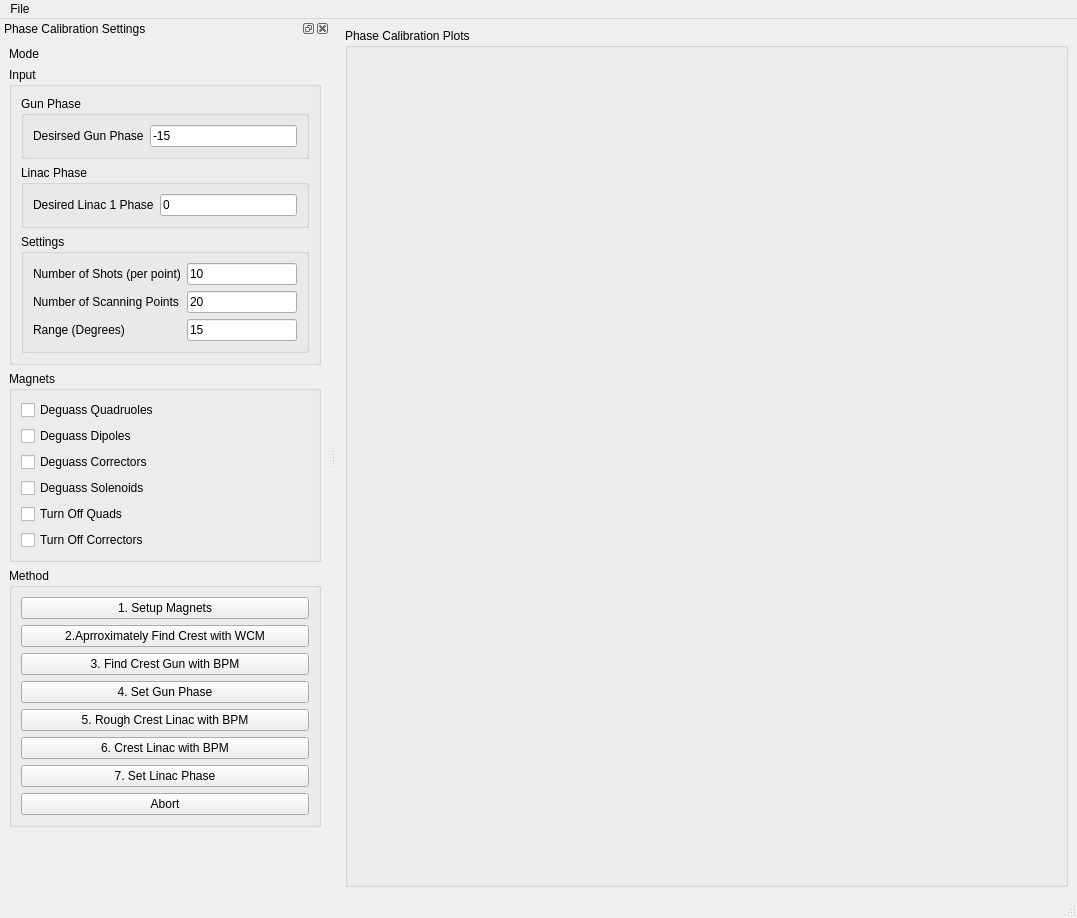
Above: Apps/AutoPhaseCalib/view/view.ui from VELA-CLARA-software/Software before the change. Below: the same form after it.
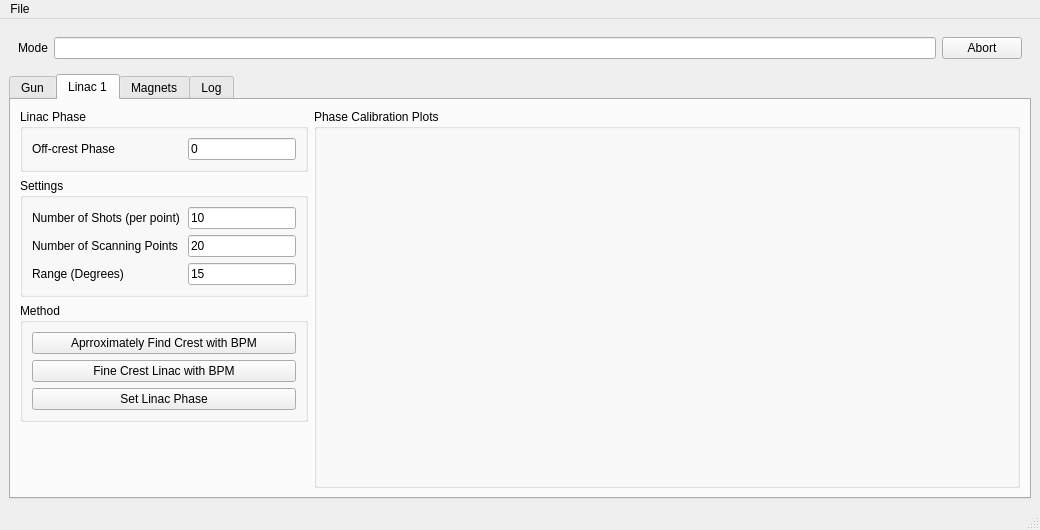
That is the form after the change. The open tabs and pages were chosen to show the change. Icons and pictures are not drawn.

The edit to the form file:
```diff
--- a/Apps/AutoPhaseCalib/view/view.ui
+++ b/Apps/AutoPhaseCalib/view/view.ui
@@ -6,8 +6,8 @@
    <rect>
     <x>0</x>
     <y>0</y>
-    <width>1077</width>
-    <height>918</height>
+    <width>1040</width>
+    <height>530</height>
    </rect>
   </property>
   <property name="sizePolicy">
@@ -26,75 +26,10 @@
    <string>Phase Calibration</string>
   </property>
   <widget class="QWidget" name="centralwidget">
-   <layout class="QFormLayout" name="formLayout_3">
-    <item row="0" column="0" colspan="2">
-     <widget class="QGroupBox" name="groupBox_plots">
-      <property name="sizePolicy">
-       <sizepolicy hsizetype="Preferred" vsizetype="Expanding">
-        <horstretch>0</horstretch>
-        <verstretch>0</verstretch>
-       </sizepolicy>
-      </property>
-      <property name="title">
-       <string>Phase Calibration Plots</string>
-      </property>
-      <layout class="QVBoxLayout" name="plotLayout">
-       <item>
-        <layout class="QGridLayout" name="gridLayout"/>
-       </item>
-      </layout>
-     </widget>
-    </item>
-   </layout>
-  </widget>
-  <widget class="QMenuBar" name="menubar">
-   <property name="geometry">
-    <rect>
-     <x>0</x>
-     <y>0</y>
-     <width>1077</width>
-     <height>21</height>
-    </rect>
-   </property>
-   <widget class="QMenu" name="menuFile">
-    <property name="title">
-     <string>File</string>
-    </property>
-    <addaction name="actionSave_Calibation_Data"/>
-   </widget>
-   <addaction name="menuFile"/>
-  </widget>
-  <widget class="QStatusBar" name="statusbar"/>
-  <widget class="QDockWidget" name="dockWidget">
-   <property name="sizePolicy">
-    <sizepolicy hsizetype="Minimum" vsizetype="Fixed">
-     <horstretch>0</horstretch>
-     <verstretch>0</verstretch>
-    </sizepolicy>
-   </property>
-   <property name="minimumSize">
-    <size>
-     <width>330</width>
-     <height>789</height>
-    </size>
-   </property>
-   <property name="floating">
-    <bool>false</bool>
-   </property>
-   <property name="windowTitle">
-    <string>Phase Calibration Settings</string>
-   </property>
-   <attribute name="dockWidgetArea">
-    <number>1</number>
-   </attribute>
-   <widget class="QWidget" name="dockWidgetContents">
-    <property name="sizePolicy">
-     <sizepolicy hsizetype="Preferred" vsizetype="Fixed">
-      <horstretch>0</horstretch>
-      <verstretch>0</verstretch>
-     </sizepolicy>
-    </property>
-    <layout class="QVBoxLayout" name="verticalLayout">
+   <layout class="QGridLayout" name="centralWidgetLayout">
+    <item row="1" column="0">
+     <widget class="QWidget" name="widget_3" native="true">
+      <layout class="QHBoxLayout" name="horizontalLayout">
      <item>
       <widget class="QLabel" name="label_MODE">
        <property name="sizePolicy">
@@ -115,18 +50,90 @@
       </widget>
      </item>
      <item>
-      <widget class="QGroupBox" name="groupBox_input">
+        <widget class="QLineEdit" name="lineEdit"/>
+       </item>
+       <item>
+        <widget class="QPushButton" name="abortButton">
+         <property name="maximumSize">
+          <size>
+           <width>200</width>
+           <height>16777215</height>
+          </size>
+         </property>
+         <property name="text">
+          <string>Abort</string>
+         </property>
+        </widget>
+       </item>
+      </layout>
+     </widget>
+    </item>
+    <item row="3" column="0">
+     <widget class="QTabWidget" name="tabWidget">
        <property name="sizePolicy">
-        <sizepolicy hsizetype="Preferred" vsizetype="Preferred">
+       <sizepolicy hsizetype="Expanding" vsizetype="Expanding">
+        <horstretch>0</horstretch>
+        <verstretch>0</verstretch>
+       </sizepolicy>
+      </property>
+      <property name="currentIndex">
+       <number>0</number>
+      </property>
+      <widget class="QWidget" name="gunTab">
+       <attribute name="icon">
+        <iconset>
+         <normaloff>../../../Resources/Icons/pistol.png</normaloff>../../../Resources/Icons/pistol.png</iconset>
+       </attribute>
+       <attribute name="title">
+        <string>Gun</string>
+       </attribute>
+       <layout class="QGridLayout" name="gunTabLayout">
+        <item row="2" column="0">
+         <widget class="QGroupBox" name="groupBox_methodGun">
+          <property name="sizePolicy">
+           <sizepolicy hsizetype="Preferred" vsizetype="Fixed">
          <horstretch>0</horstretch>
          <verstretch>0</verstretch>
         </sizepolicy>
        </property>
        <property name="title">
-        <string>Input</string>
-       </property>
-       <layout class="QGridLayout" name="gridLayout_2">
-        <item row="5" column="0" colspan="3">
+           <string>Method</string>
+          </property>
+          <layout class="QVBoxLayout" name="verticalLayout_5">
+           <item>
+            <widget class="QPushButton" name="crestGunWCMButton">
+             <property name="text">
+              <string>Aprroximately Find Crest with WCM</string>
+             </property>
+             <property name="checked">
+              <bool>false</bool>
+             </property>
+            </widget>
+           </item>
+           <item>
+            <widget class="QPushButton" name="crestGunBPM">
+             <property name="text">
+              <string>Fine Crest Gun with BPM</string>
+             </property>
+             <property name="checked">
+              <bool>false</bool>
+             </property>
+            </widget>
+           </item>
+           <item>
+            <widget class="QPushButton" name="setGunPhaseButton">
+             <property name="text">
+              <string>Set Gun Phase</string>
+             </property>
+             <property name="checked">
+              <bool>false</bool>
+             </property>
+            </widget>
+           </item>
+          </layout>
+         </widget>
+        </item>
+        <item row="1" column="0">
          <widget class="QGroupBox" name="groupBox_2">
           <property name="sizePolicy">
            <sizepolicy hsizetype="Preferred" vsizetype="Fixed">
@@ -143,6 +150,12 @@
            </property>
            <item row="0" column="0">
             <widget class="QLabel" name="label_3">
+             <property name="minimumSize">
+              <size>
+               <width>150</width>
+               <height>0</height>
+              </size>
+             </property>
              <property name="text">
               <string>Number of Shots (per point)</string>
              </property>
@@ -172,50 +185,35 @@
            <item row="2" column="0">
             <widget class="QLabel" name="label_4">
              <property name="text">
-              <string>Range (Degrees)</string>
+              <string>Range (Degrees) plus/minus</string>
              </property>
             </widget>
            </item>
            <item row="2" column="1">
             <widget class="QLineEdit" name="rangeSet">
              <property name="text">
-              <string>15</string>
+              <string>20</string>
              </property>
             </widget>
            </item>
           </layout>
          </widget>
         </item>
-        <item row="4" column="0" colspan="3">
-         <widget class="QGroupBox" name="groupBox_3">
+        <item row="0" column="1" rowspan="4">
+         <widget class="QGroupBox" name="groupBox_plotsGun">
           <property name="sizePolicy">
-           <sizepolicy hsizetype="Preferred" vsizetype="Fixed">
-            <horstretch>0</horstretch>
+           <sizepolicy hsizetype="Expanding" vsizetype="Expanding">
+            <horstretch>1</horstretch>
             <verstretch>0</verstretch>
            </sizepolicy>
           </property>
           <property name="title">
-           <string>Linac Phase</string>
+           <string>Phase Calibration Plots</string>
           </property>
-          <layout class="QFormLayout" name="formLayout_4">
+          <layout class="QVBoxLayout" name="plotLayoutGun"/>
+         </widget>
+        </item>
            <item row="0" column="0">
-            <widget class="QLabel" name="label">
-             <property name="text">
-              <string>Desired Linac 1 Phase</string>
-             </property>
-            </widget>
-           </item>
-           <item row="0" column="1">
-            <widget class="QLineEdit" name="linac1PhaseSet">
-             <property name="text">
-              <string>0</string>
-             </property>
-            </widget>
-           </item>
-          </layout>
-         </widget>
-        </item>
-        <item row="3" column="0" colspan="3">
          <widget class="QGroupBox" name="groupBox">
           <property name="sizePolicy">
            <sizepolicy hsizetype="Preferred" vsizetype="Fixed">
@@ -233,34 +231,231 @@
            <string>Gun Phase</string>
           </property>
           <layout class="QFormLayout" name="formLayout">
-           <item row="1" column="0">
-            <widget class="QLabel" name="label_2">
-             <property name="text">
-              <string>Desirsed Gun Phase</string>
-             </property>
-            </widget>
-           </item>
-           <item row="1" column="1">
+           <item row="0" column="1">
             <widget class="QLineEdit" name="gunPhaseSet">
              <property name="text">
               <string>-15</string>
              </property>
             </widget>
            </item>
+           <item row="0" column="0">
+            <widget class="QLabel" name="label_2">
+             <property name="minimumSize">
+              <size>
+               <width>150</width>
+               <height>0</height>
+              </size>
+             </property>
+             <property name="text">
+              <string>Off-crest Phase</string>
+             </property>
+            </widget>
+           </item>
           </layout>
          </widget>
         </item>
        </layout>
       </widget>
-     </item>
+      <widget class="QWidget" name="linacTab">
+       <attribute name="icon">
+        <iconset>
+         <normaloff>../../../Resources/Icons/bike.png</normaloff>../../../Resources/Icons/bike.png</iconset>
+       </attribute>
+       <attribute name="title">
+        <string>Linac 1</string>
+       </attribute>
+       <layout class="QGridLayout" name="linacTabLayout">
+        <item row="0" column="1" rowspan="4">
+         <widget class="QGroupBox" name="groupBox_plotsLinac">
+          <property name="sizePolicy">
+           <sizepolicy hsizetype="Expanding" vsizetype="Expanding">
+            <horstretch>1</horstretch>
+            <verstretch>0</verstretch>
+           </sizepolicy>
+          </property>
+          <property name="title">
+           <string>Phase Calibration Plots</string>
+          </property>
+          <layout class="QVBoxLayout" name="plotLayoutLinac1"/>
+         </widget>
+        </item>
+        <item row="0" column="0">
+         <widget class="QGroupBox" name="groupBox_4">
+          <property name="sizePolicy">
+           <sizepolicy hsizetype="Preferred" vsizetype="Fixed">
+            <horstretch>0</horstretch>
+            <verstretch>0</verstretch>
+           </sizepolicy>
+          </property>
+          <property name="title">
+           <string>Linac Phase</string>
+          </property>
+          <layout class="QFormLayout" name="formLayout_4">
+           <item row="0" column="1">
+            <widget class="QLineEdit" name="linac1PhaseSet">
+             <property name="sizePolicy">
+              <sizepolicy hsizetype="Expanding" vsizetype="Fixed">
+               <horstretch>0</horstretch>
+               <verstretch>0</verstretch>
+              </sizepolicy>
+             </property>
+             <property name="text">
+              <string>0</string>
+             </property>
+            </widget>
+           </item>
+           <item row="0" column="0">
+            <widget class="QLabel" name="label_6">
+             <property name="sizePolicy">
+              <sizepolicy hsizetype="Preferred" vsizetype="Preferred">
+               <horstretch>0</horstretch>
+               <verstretch>0</verstretch>
+              </sizepolicy>
+             </property>
+             <property name="minimumSize">
+              <size>
+               <width>150</width>
+               <height>0</height>
+              </size>
+             </property>
+             <property name="text">
+              <string>Off-crest Phase</string>
+             </property>
+             <property name="alignment">
+              <set>Qt::AlignLeading|Qt::AlignLeft|Qt::AlignVCenter</set>
+             </property>
+            </widget>
+           </item>
+          </layout>
+         </widget>
+        </item>
+        <item row="1" column="0">
+         <widget class="QGroupBox" name="groupBox_5">
+          <property name="sizePolicy">
+           <sizepolicy hsizetype="Preferred" vsizetype="Fixed">
+            <horstretch>0</horstretch>
+            <verstretch>0</verstretch>
+           </sizepolicy>
+          </property>
+          <property name="title">
+           <string>Settings</string>
+          </property>
+          <layout class="QFormLayout" name="formLayout_3">
+           <property name="fieldGrowthPolicy">
+            <enum>QFormLayout::AllNonFixedFieldsGrow</enum>
+           </property>
+           <item row="0" column="0">
+            <widget class="QLabel" name="label_7">
+             <property name="minimumSize">
+              <size>
+               <width>150</width>
+               <height>0</height>
+              </size>
+             </property>
+             <property name="text">
+              <string>Number of Shots (per point)</string>
+             </property>
+            </widget>
+           </item>
+           <item row="0" column="1">
+            <widget class="QLineEdit" name="nShotsSetLinac1">
+             <property name="text">
+              <string>10</string>
+             </property>
+            </widget>
+           </item>
+           <item row="1" column="0">
+            <widget class="QLabel" name="label_8">
+             <property name="text">
+              <string>Number of Scanning Points</string>
+             </property>
+            </widget>
+           </item>
+           <item row="1" column="1">
+            <widget class="QLineEdit" name="nScanningSetLinac1">
+             <property name="text">
+              <string>20</string>
+             </property>
+            </widget>
+           </item>
+           <item row="2" column="0">
+            <widget class="QLabel" name="label_9">
+             <property name="text">
+              <string>Range (Degrees)</string>
+             </property>
+            </widget>
+           </item>
+           <item row="2" column="1">
+            <widget class="QLineEdit" name="rangeSetLinac1">
+             <property name="text">
+              <string>15</string>
+             </property>
+            </widget>
+           </item>
+          </layout>
+         </widget>
+        </item>
+        <item row="2" column="0">
+         <widget class="QGroupBox" name="groupBox_methodLinac1">
+          <property name="sizePolicy">
+           <sizepolicy hsizetype="Preferred" vsizetype="Fixed">
+            <horstretch>0</horstretch>
+            <verstretch>0</verstretch>
+           </sizepolicy>
+          </property>
+          <property name="title">
+           <string>Method</string>
+          </property>
+          <layout class="QVBoxLayout" name="verticalLayout_4">
+           <item>
+            <widget class="QPushButton" name="crestLinacRoughButton">
+             <property name="text">
+              <string>Aprroximately Find Crest with BPM</string>
+             </property>
+            </widget>
+           </item>
+           <item>
+            <widget class="QPushButton" name="crestLinacButton">
+             <property name="text">
+              <string>Fine Crest Linac with BPM</string>
+             </property>
+            </widget>
+           </item>
+           <item>
+            <widget class="QPushButton" name="setLinacPhaseButton">
+             <property name="text">
+              <string>Set Linac Phase</string>
+             </property>
+            </widget>
+           </item>
+          </layout>
+         </widget>
+        </item>
+       </layout>
+      </widget>
+      <widget class="QWidget" name="magnetTab">
+       <attribute name="icon">
+        <iconset>
+         <normaloff>../../../Resources/Icons/magnet_greyscale.png</normaloff>../../../Resources/Icons/magnet_greyscale.png</iconset>
+       </attribute>
+       <attribute name="title">
+        <string>Magnets</string>
+       </attribute>
+       <layout class="QVBoxLayout" name="verticalLayout_7">
      <item>
       <widget class="QGroupBox" name="groupBox_magnets">
        <property name="sizePolicy">
-        <sizepolicy hsizetype="Preferred" vsizetype="Preferred">
+           <sizepolicy hsizetype="Fixed" vsizetype="Preferred">
          <horstretch>0</horstretch>
          <verstretch>0</verstretch>
         </sizepolicy>
        </property>
+          <property name="minimumSize">
+           <size>
+            <width>300</width>
+            <height>0</height>
+           </size>
+          </property>
        <property name="title">
         <string>Magnets</string>
        </property>
@@ -307,95 +502,59 @@
           </property>
          </widget>
         </item>
-       </layout>
-      </widget>
-     </item>
-     <item>
-      <widget class="QGroupBox" name="groupBox_method">
-       <property name="sizePolicy">
-        <sizepolicy hsizetype="Preferred" vsizetype="Fixed">
-         <horstretch>0</horstretch>
-         <verstretch>0</verstretch>
-        </sizepolicy>
-       </property>
-       <property name="title">
-        <string>Method</string>
-       </property>
-       <layout class="QVBoxLayout" name="verticalLayout_4">
         <item>
          <widget class="QPushButton" name="setupMagnetsButton">
-          <property name="text">
-           <string>1. Setup Magnets</string>
-          </property>
-          <property name="checked">
-           <bool>false</bool>
-          </property>
-         </widget>
-        </item>
-        <item>
-         <widget class="QPushButton" name="crestGunWCMButton">
+             <property name="maximumSize">
+              <size>
+               <width>150</width>
+               <height>16777215</height>
+              </size>
+             </property>
           <property name="text">
-           <string>2.Aprroximately Find Crest with WCM</string>
+              <string>Degauss Magnets</string>
           </property>
           <property name="checked">
            <bool>false</bool>
           </property>
          </widget>
         </item>
-        <item>
-         <widget class="QPushButton" name="crestGunBPM">
-          <property name="text">
-           <string>3. Find Crest Gun with BPM</string>
-          </property>
-          <property name="checked">
-           <bool>false</bool>
-          </property>
+          </layout>
          </widget>
         </item>
-        <item>
-         <widget class="QPushButton" name="setGunPhaseButton">
-          <property name="text">
-           <string>4. Set Gun Phase</string>
-          </property>
-          <property name="checked">
-           <bool>false</bool>
-          </property>
-         </widget>
-        </item>
-        <item>
-         <widget class="QPushButton" name="crestLinacRoughButton">
-          <property name="text">
-           <string>5. Rough Crest Linac with BPM</string>
-          </property>
-         </widget>
-        </item>
-        <item>
-         <widget class="QPushButton" name="crestLinacButton">
-          <property name="text">
-           <string>6. Crest Linac with BPM</string>
-          </property>
-         </widget>
-        </item>
-        <item>
-         <widget class="QPushButton" name="setLinacPhaseButton">
-          <property name="text">
-           <string>7. Set Linac Phase</string>
-          </property>
-         </widget>
-        </item>
-        <item>
-         <widget class="QPushButton" name="abortButton">
-          <property name="text">
-           <string>Abort</string>
-          </property>
-         </widget>
-        </item>
-       </layout>
-      </widget>
-     </item>
-    </layout>
-   </widget>
-  </widget>
+       </layout>
+      </widget>
+      <widget class="QWidget" name="logTab">
+       <attribute name="icon">
+        <iconset>
+         <normaloff>../../../Resources/Icons/log.png</normaloff>../../../Resources/Icons/log.png</iconset>
+       </attribute>
+       <attribute name="title">
+        <string>Log</string>
+       </attribute>
+       <layout class="QVBoxLayout" name="logTabLayout"/>
+      </widget>
+     </widget>
+    </item>
+   </layout>
+  </widget>
+  <widget class="QMenuBar" name="menubar">
+   <property name="geometry">
+    <rect>
+     <x>0</x>
+     <y>0</y>
+     <width>1040</width>
+     <height>21</height>
+    </rect>
+   </property>
+   <widget class="QMenu" name="menuFile">
+    <property name="title">
+     <string>File</string>
+    </property>
+    <addaction name="actionSave_Calibation_Data"/>
+   </widget>
+   <addaction name="menuFile"/>
+  </widget>
+  <widget class="QStatusBar" name="statusbar"/>
   <action name="actionSave_Calibation_Data">
    <property name="text">
     <string>Save Calibation Data</string>
```
Left out of the diff: 13 changed lines with no effect on the pictures. Lines whose indentation alone changed are shown as unchanged.
